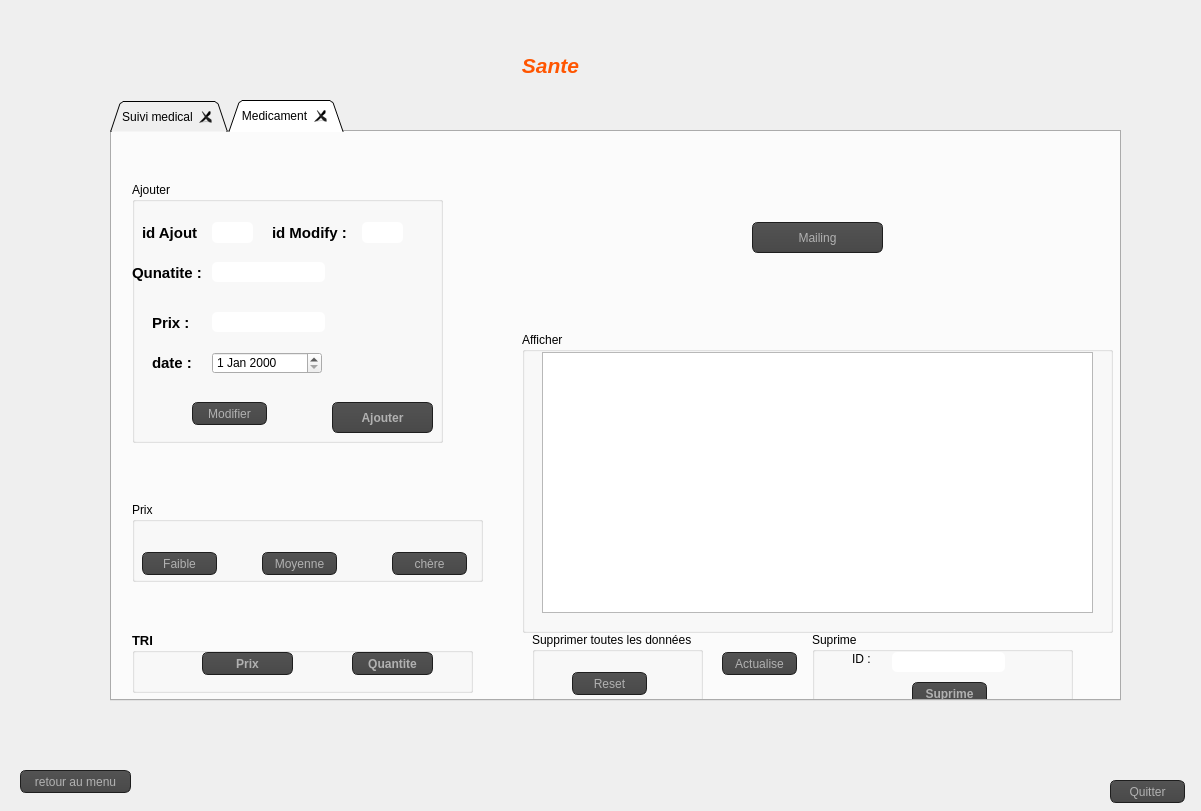
Before: the Qt Designer form application_version_beta/sante.ui in AzizBenIsmail/Projet_Parental_Monitoring_System_Qt, drawn with Qt 5.
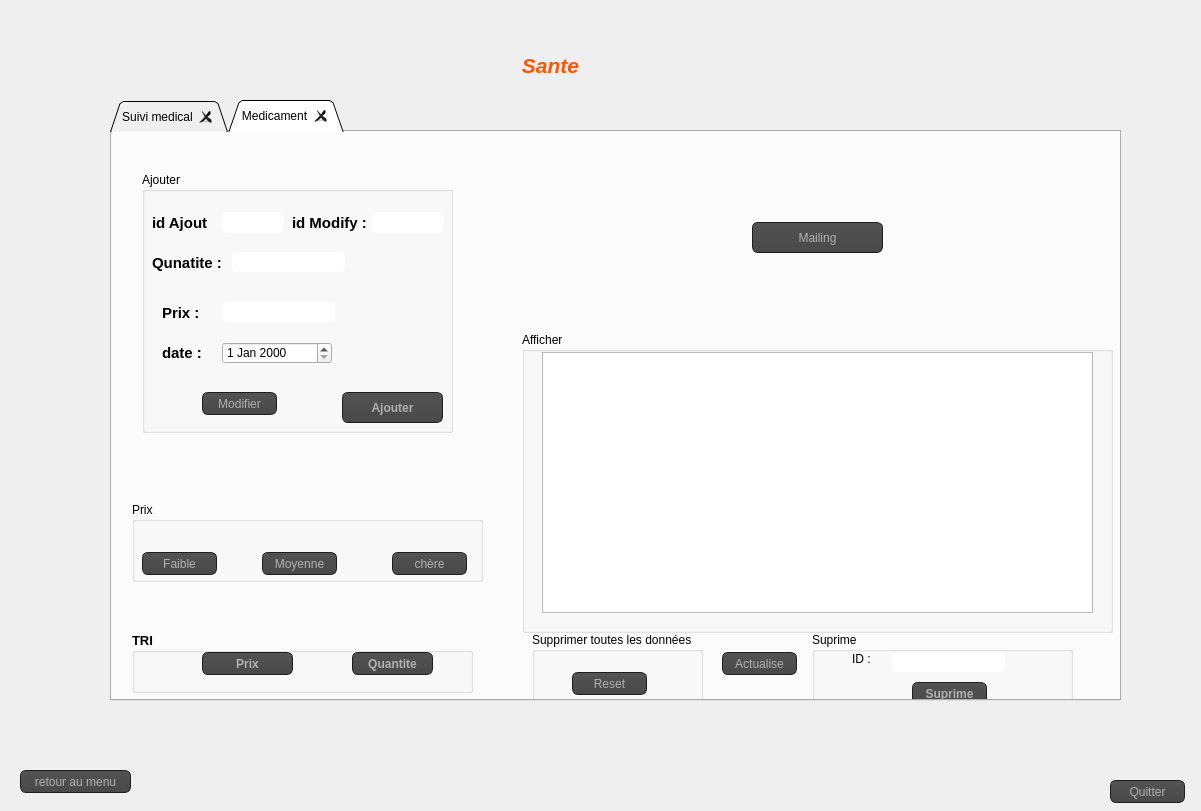
After: the same form once the commit is applied. Icons and pictures are not drawn.

Diff of the .ui file:
```diff
--- a/application_version_beta/sante.ui
+++ b/application_version_beta/sante.ui
@@ -7271,8 +7271,8 @@
     <widget class="QGroupBox" name="groupBox_3">
      <property name="geometry">
       <rect>
-       <x>20</x>
-       <y>50</y>
+       <x>30</x>
+       <y>40</y>
        <width>311</width>
        <height>261</height>
       </rect>
@@ -7303,7 +7303,7 @@
      <widget class="QLabel" name="label_10">
       <property name="geometry">
        <rect>
-        <x>0</x>
+        <x>10</x>
         <y>80</y>
         <width>81</width>
         <height>21</height>
@@ -7325,7 +7325,7 @@
        <rect>
         <x>80</x>
         <y>40</y>
-        <width>41</width>
+        <width>61</width>
         <height>21</height>
        </rect>
       </property>
@@ -7353,7 +7353,7 @@
      <widget class="QLineEdit" name="Prix">
       <property name="geometry">
        <rect>
-        <x>80</x>
+        <x>90</x>
         <y>80</y>
         <width>113</width>
         <height>20</height>
@@ -8401,7 +8401,7 @@
        <rect>
         <x>230</x>
         <y>40</y>
-        <width>41</width>
+        <width>71</width>
         <height>21</height>
        </rect>
       </property>
@@ -8449,7 +8449,7 @@
      <widget class="QLabel" name="label_14">
       <property name="geometry">
        <rect>
-        <x>140</x>
+        <x>150</x>
         <y>40</y>
         <width>91</width>
         <height>21</height>
```
